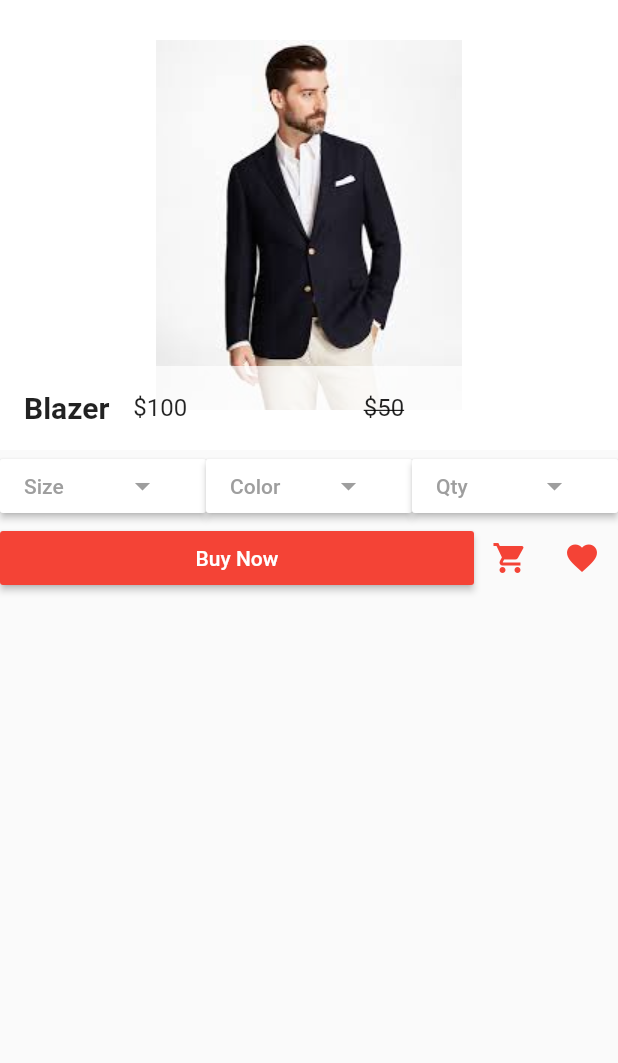
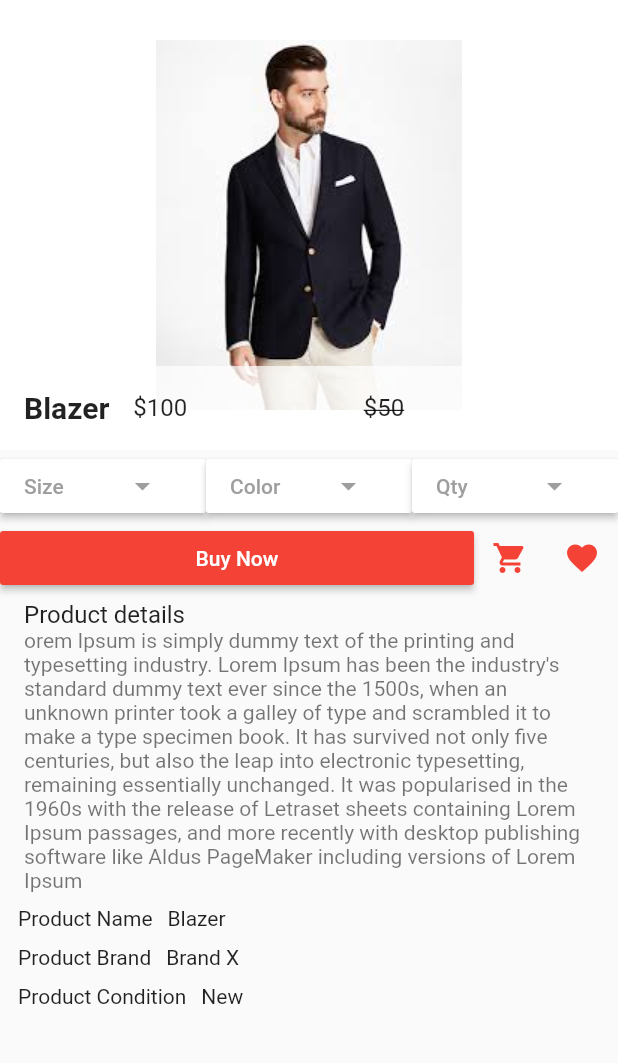
Before and after one commit to alceil/ASAP_app, a Flutter app: the screen it shows after launch, after a tap on "Blazer", on a phone screen of 412 x 824 dp, the part 84-1147 px from its top. Run offline on Flutter 3.47's test engine with Material 2 defaults, Android fonts, the phone set to English and light mode, and no system bars; our stand-ins replace carousel_pro.

Commit message:
added product desc

```diff
--- a/lib/pages/productdetails.dart
+++ b/lib/pages/productdetails.dart
@@ -84,7 +84,22 @@ class _ProductDetailsState extends State<ProductDetails> {
                 ),
               ),
               Expanded(
-                child: MaterialButton(onPressed: (){},
+                child: MaterialButton(onPressed: (){
+                  showDialog(context: context,builder: (context){
+                    return AlertDialog(
+                      title: Text('Color'),
+                      content:Text('choose the color'),
+                      actions: <Widget>[
+                        MaterialButton(onPressed: (){
+                          Navigator.of(context).pop(context);
+                        },
+                          child: Text('Close'),
+                        )
+                      ],
+                    );
+                  }
+                  );
+                },
                     color: Colors.white,
                     textColor: Colors.grey,
                     child:Row(
@@ -100,7 +115,22 @@ class _ProductDetailsState extends State<ProductDetails> {
                 ),
               ),
               Expanded(
-                child: MaterialButton(onPressed: (){},
+                child: MaterialButton(onPressed: (){
+                  showDialog(context: context,builder: (context){
+                    return AlertDialog(
+                      title: Text('Quantity'),
+                      content:Text('choose the Quantity'),
+                      actions: <Widget>[
+                        MaterialButton(onPressed: (){
+                          Navigator.of(context).pop(context);
+                        },
+                          child: Text('Close'),
+                        )
+                      ],
+                    );
+                  }
+                  );
+                },
                     color: Colors.white,
                     textColor: Colors.grey,
                     child:Row(
@@ -131,6 +161,34 @@ class _ProductDetailsState extends State<ProductDetails> {
               IconButton(icon: Icon(Icons.shopping_cart),color: Colors.red, onPressed: (){}),
               IconButton(icon: Icon(Icons.favorite),color: Colors.red, onPressed: (){})
             ],
+          ),
+          ListTile(
+            title: Text('Product details'),
+            subtitle: Text("orem Ipsum is simply dummy text of the printing and typesetting industry. Lorem Ipsum has been the industry's standard dummy text ever since the 1500s, when an unknown printer took a galley of type and scrambled it to make a type specimen book. It has survived not only five centuries, but also the leap into electronic typesetting, remaining essentially unchanged. It was popularised in the 1960s with the release of Letraset sheets containing Lorem Ipsum passages, and more recently with desktop publishing software like Aldus PageMaker including versions of Lorem Ipsum"),
+          ),
+          Row(
+            children: <Widget>[
+              Padding(padding: const EdgeInsets.fromLTRB(12.0, 5.0, 5.0, 5.0),
+              child:Text('Product Name')),
+              Padding(padding: const EdgeInsets.all(5.0),
+                  child:Text(widget.pdt_name))
+            ],
+          ),
+          Row(
+            children: <Widget>[
+              Padding(padding: const EdgeInsets.fromLTRB(12.0, 5.0, 5.0, 5.0),
+                  child:Text('Product Brand')),
+              Padding(padding: const EdgeInsets.all(5.0),
+                  child:Text('Brand X'))
+            ],
+          ),
+          Row(
+            children: <Widget>[
+              Padding(padding: const EdgeInsets.fromLTRB(12.0, 5.0, 5.0, 5.0),
+                  child:Text('Product Condition')),
+              Padding(padding: const EdgeInsets.all(5.0),
+                  child:Text('New'))
+            ],
           )
         ],
       ),
```
